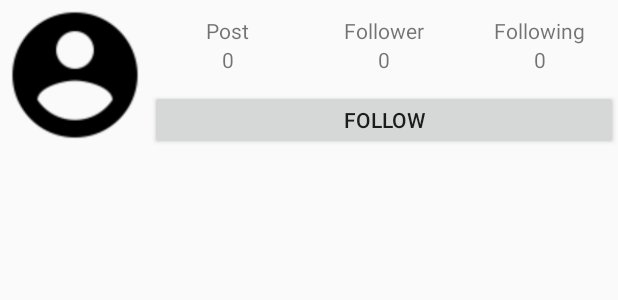
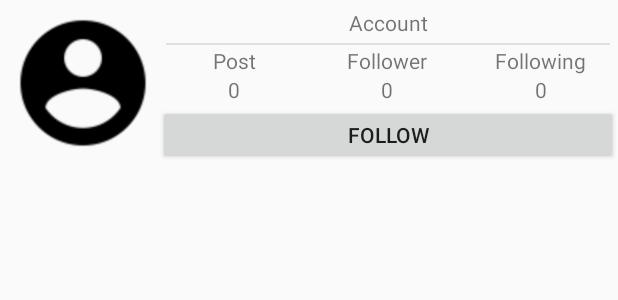
Before and after one commit to hansungbin/BabaStagram, an Android app: the layout fragment_user.xml on its own in the app's theme, with its tools: preview values and no code run, on a phone screen of 412 x 824 dp. Shown: the top 300 px of the screen. Run offline under Robolectric (Android 15) with nearby library versions, the phone set to English and light mode, and no system bars.

Commit message:
15 chapter

```diff
--- a/app/src/main/java/com/example/babastagram/MainActivity.kt
+++ b/app/src/main/java/com/example/babastagram/MainActivity.kt
@@ -78,6 +78,7 @@ class MainActivity : AppCompatActivity() , BottomNavigationView.OnNavigationItem
                 bundle.putString("destinationUid", uid)
                 userFragment.arguments = bundle
                 Log.d(TAG, "onNavigationItemSelected R.id.it_account 02")
+
                 supportFragmentManager.beginTransaction().replace(R.id.main_content, userFragment).commit()
                 return true
 
@@ -95,6 +96,7 @@ class MainActivity : AppCompatActivity() , BottomNavigationView.OnNavigationItem
         main_user.visibility = View.GONE
         main_img_back.visibility = View.GONE
         main_img_logo_title.visibility = View.VISIBLE
+
     }
 
     override fun onActivityResult(requestCode: Int, resultCode: Int, data: Intent?) {
--- a/app/src/main/java/com/example/babastagram/navigation/GridFragment.kt
+++ b/app/src/main/java/com/example/babastagram/navigation/GridFragment.kt
@@ -20,9 +20,7 @@ import kotlinx.android.synthetic.main.fragment_grid.view.*
 class GridFragment : Fragment() {
     var firestore : FirebaseFirestore? = null
     var fragmentView : View? = null
-
-
-    var TAG: String? = "GridFragment.kt -- "
+    var TAG : String? = "로그 GridFragment - "
 
     override fun onCreateView(
         inflater: LayoutInflater,
--- a/app/src/main/res/layout/fragment_user.xml
+++ b/app/src/main/res/layout/fragment_user.xml
@@ -6,14 +6,38 @@
 
     <RelativeLayout
         android:layout_width="match_parent"
-        android:layout_height="100dp">
+        android:layout_height="110dp">
 
         <ImageView
             android:id="@+id/account_iv_profile"
             android:layout_width="100dp"
             android:layout_height="100dp"
             android:layout_alignParentLeft="true"
+            android:layout_marginLeft="5dp"
+            android:layout_marginTop="5dp"
             android:src="@drawable/ic_account" />
+
+        <TextView
+            android:id="@+id/account"
+            android:layout_above="@+id/account_layout"
+            android:layout_width="match_parent"
+            android:layout_height="10dp"
+            android:layout_toRightOf="@+id/account_iv_profile"
+            android:layout_alignParentTop="true"
+            android:text="Account"
+            android:gravity="center"/>
+        <LinearLayout
+            android:id="@+id/toolbar_division"
+            android:background="@color/colorDivision"
+            android:orientation="horizontal"
+            android:layout_above="@+id/account_layout"
+            android:layout_toRightOf="@+id/account_iv_profile"
+            android:layout_marginLeft="5dp"
+            android:layout_marginRight="5dp"
+            android:layout_width="match_parent"
+            android:layout_height="1dp" >
+
+        </LinearLayout>
 
         <Button
             android:id="@+id/account_btn_follow_signout"
@@ -23,10 +47,13 @@
             android:layout_toRightOf="@+id/account_iv_profile"
             android:text="follow" />
 
+
+
         <LinearLayout
+            android:id="@+id/account_layout"
             android:gravity="center"
             android:layout_width="match_parent"
-            android:layout_height="match_parent"
+            android:layout_height="40dp"
             android:layout_above="@+id/account_btn_follow_signout"
             android:layout_toRightOf="@+id/account_iv_profile">
 
@@ -86,6 +113,7 @@
                     android:layout_height="wrap_content"
                     android:text="@string/count_0" />
             </LinearLayout>
+
         </LinearLayout>
     </RelativeLayout>
     <androidx.recyclerview.widget.RecyclerView
```
Also changed, not shown: app/src/main/java/com/example/babastagram/LoginActivity.kt (+8 -1 lines), app/src/main/java/com/example/babastagram/navigation/CommentActivity.kt (+20 -0 lines), app/src/main/java/com/example/babastagram/navigation/DetailViewFragment.kt (+14 -0 lines), app/src/main/java/com/example/babastagram/navigation/UserFragment.kt (+47 -27 lines), app/src/main/java/com/example/babastagram/navigation/menu/AlarmDTO.kt (added, +12 -0 lines).
